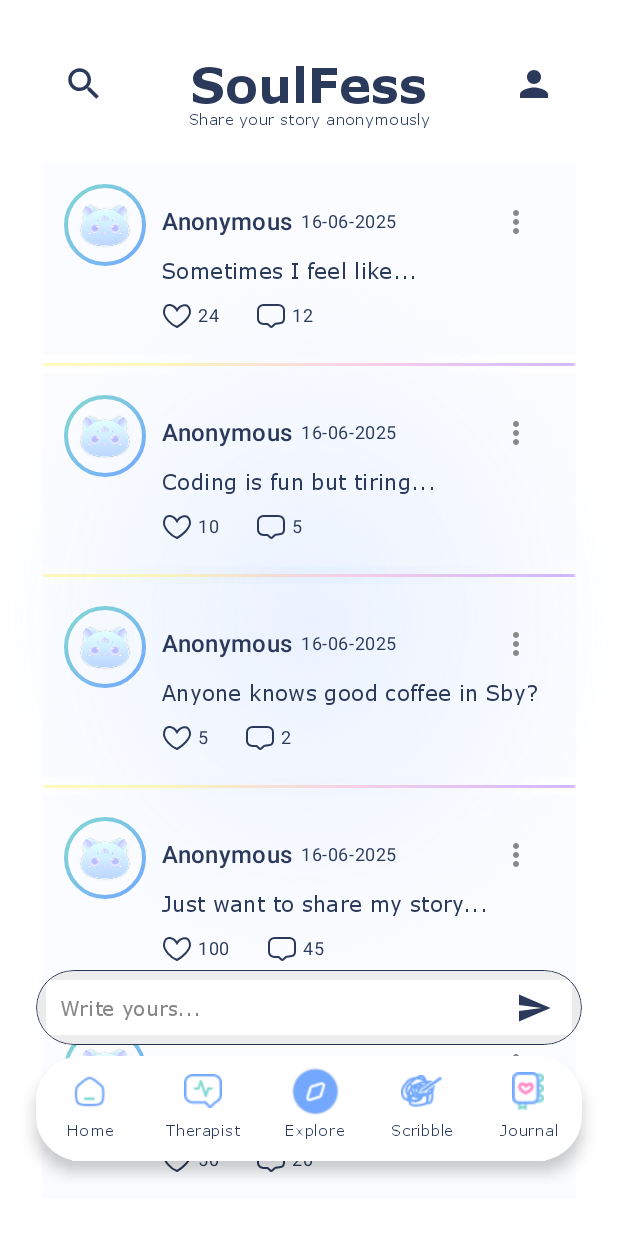
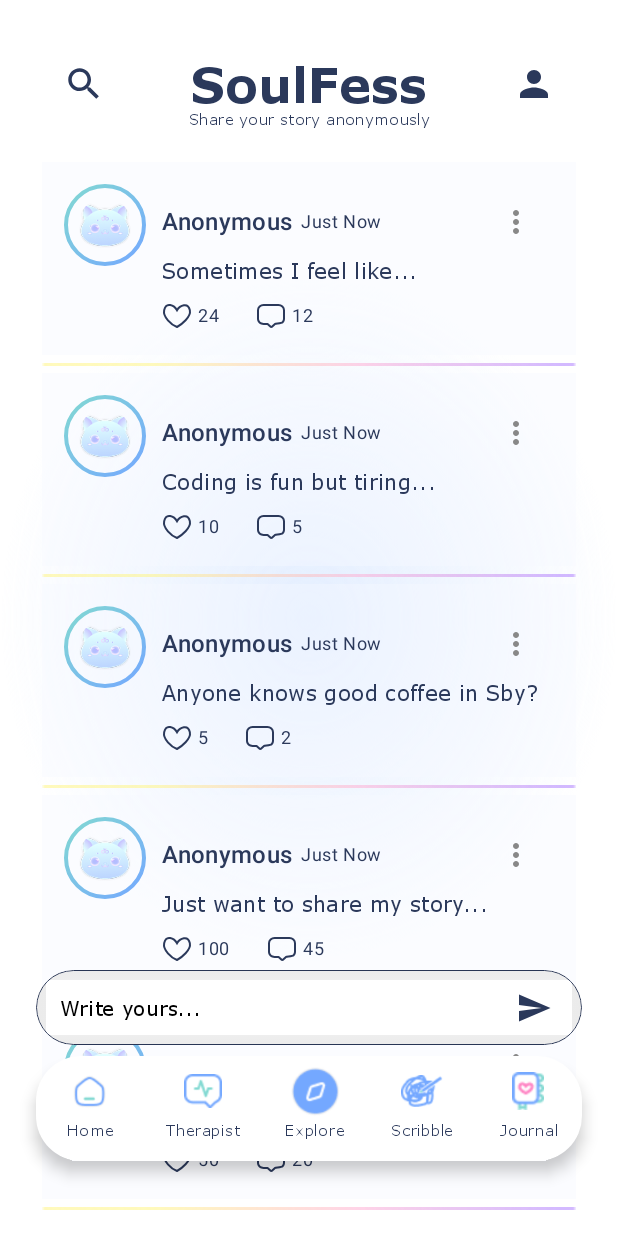
Before and after one commit to michaeldavidsinn/scribesoul, an Android app built with Jetpack Compose: the AnonymousChatScreen screen opened through its navigation route, on a phone screen of 412 x 824 dp. Run offline under Robolectric (Android 15) with nearby library versions, the phone set to English and light mode, and no system bars; Roboto replaces fonts that are not available here.

Commit message:
explore revision (2nd)

```diff
--- a/app/src/main/java/com/example/scribesoul/ui/components/InputBar.kt
+++ b/app/src/main/java/com/example/scribesoul/ui/components/InputBar.kt
@@ -11,6 +11,7 @@ import androidx.compose.foundation.layout.padding
 import androidx.compose.foundation.shape.RoundedCornerShape
 import androidx.compose.foundation.text.BasicTextField
 import androidx.compose.material.icons.Icons
+import androidx.compose.material.icons.automirrored.filled.Send
 import androidx.compose.material.icons.filled.Send
 import androidx.compose.material3.Icon
 import androidx.compose.material3.IconButton
@@ -33,7 +34,10 @@ import androidx.compose.ui.unit.dp
 import androidx.compose.ui.unit.sp
 
 @Composable
-fun InputBar(modifier: Modifier = Modifier) {
+fun InputBar(
+    modifier: Modifier = Modifier,
+    onSend: (String) -> Unit = {} // REVISI: Tambahkan callback ini
+) {
     var inputText by remember { mutableStateOf("") }
 
     Box(
@@ -106,7 +110,7 @@ fun InputBar(modifier: Modifier = Modifier) {
                             Text(
                                 text = "Write yours...",
                                 fontSize = 13.sp,
-                                color = Color.Gray
+                                color = Color.Black
                             )
                         }
                         // Input field asli
@@ -117,10 +121,15 @@ fun InputBar(modifier: Modifier = Modifier) {
 
             // Tombol Kirim (Pesawat)
             IconButton(
-                onClick = { /* TODO: Send Action */ }
+                onClick = {
+                    if (inputText.isNotBlank()) {
+                        onSend(inputText)
+                        inputText = "" // Kosongkan input setelah kirim
+                    }
+                }
             ) {
                 Icon(
-                    imageVector = Icons.Default.Send, // Menggunakan Icons.Default.Send yang lebih umum
+                    imageVector = Icons.AutoMirrored.Filled.Send,
                     contentDescription = "Send",
                     tint = Color(0xFF2B395B)
                 )
--- a/app/src/main/java/com/example/scribesoul/ui/screens/AnonymousChat.kt
+++ b/app/src/main/java/com/example/scribesoul/ui/screens/AnonymousChat.kt
@@ -27,7 +27,6 @@ import androidx.compose.material.icons.filled.MoreVert
 import androidx.compose.foundation.Image
 import androidx.compose.foundation.border
 import androidx.compose.foundation.clickable
-import androidx.compose.foundation.lazy.itemsIndexed
 import androidx.compose.foundation.shape.RoundedCornerShape
 import androidx.compose.runtime.getValue
 import androidx.compose.runtime.mutableStateOf
@@ -48,6 +47,7 @@ import com.example.scribesoul.ui.navigation.BottomNavItem
 import androidx.compose.material.icons.filled.Close
 import androidx.compose.runtime.mutableStateListOf
 import com.example.scribesoul.model.PostData
+import androidx.compose.foundation.lazy.items
 
 
 @Composable
@@ -68,6 +68,15 @@ fun AnonymousChatScreen(navController: NavController) {
             PostData(4, "Anonymous", "Just want to share my story...", 100, 45),
             PostData(5, "Anonymous", "Is it okay to cry?", 50, 20),
         )
+    }
+
+    val filteredPosts = if (searchQuery.isEmpty()) {
+        postList
+    } else {
+        postList.filter {
+            it.description.contains(searchQuery, ignoreCase = true) ||
+                    it.title.contains(searchQuery, ignoreCase = true)
+        }
     }
 
     Box(
@@ -123,14 +132,17 @@ fun AnonymousChatScreen(navController: NavController) {
                             TextField(
                                 value = searchQuery,
                                 onValueChange = { searchQuery = it },
-                                placeholder = { Text("Cari di SoulFess...") },
+                                placeholder = { Text("Search posts...", color = Color.Gray) },
                                 modifier = Modifier.weight(1f),
                                 colors = TextFieldDefaults.colors(
                                     focusedContainerColor = Color.Transparent,
                                     unfocusedContainerColor = Color.Transparent,
                                     disabledContainerColor = Color.Transparent,
                                     focusedIndicatorColor = Color(0xFF2B395B),
-                                    unfocusedIndicatorColor = Color.Gray
+                                    unfocusedIndicatorColor = Color.Gray,
+                                    focusedTextColor = Color.Black, // REVISI: Text jadi Hitam
+                                    unfocusedTextColor = Color.Black, // REVISI: Text jadi Hitam
+                                    cursorColor = Color.Black // REVISI: Cursor jadi Hitam
                                 ),
                                 maxLines = 1,
                                 singleLine = true
@@ -210,40 +222,32 @@ fun AnonymousChatScreen(navController: NavController) {
                 }
             }
 
-            items(postList.size) { index ->
-                val post = postList[index]
+            items(filteredPosts) { post ->
+                val originalIndex = postList.indexOf(post)
 
                 Column {
                     ChatCard(
                         title = post.title,
                         description = post.description,
-
-                        // LOGIKA LIKE "REAL":
-                        // Jika isLiked true, tampilkan (jumlah + 1). Jika false, tampilkan jumlah asli.
                         likeCount = if (post.isLiked) post.initialLikeCount + 1 else post.initialLikeCount,
                         commentCount = post.commentCount,
-                        isLiked = post.isLiked, // Kirim status like ke kartu
+                        isLiked = post.isLiked,
 
-                        // AKSI SAAT TOMBOL DIKLIK:
                         onLikeClick = {
-                            // Update data di dalam list utama
-                            // Kita copy data lama, tapi status isLiked dibalik (true jadi false, false jadi true)
-                            postList[index] = post.copy(isLiked = !post.isLiked)
+                            if (originalIndex != -1) {
+                                postList[originalIndex] = post.copy(isLiked = !post.isLiked)
+                            }
                         },
+
                         onCommentClick = {
-                            selectedPostIndex = index // Simpan index postingan yg diklik
-                            commentText = "" // Reset teks input
-                            showCommentDialog = true // Tampilkan dialog
+                            // Logika dialog komentar (seperti sebelumnya)
+                            selectedPostIndex = originalIndex
+                            commentText = ""
+                            showCommentDialog = true
                         }
                     )
 
-                    if (index < postList.size - 1) {
-                        Image(
-                            painter = painterResource(id = R.drawable.gariswarna),
-                            contentDescription = "Divider",
-                            modifier = Modifier.fillMaxWidth().height(12.dp)
-                        )
-                    }
+                    Image(painter = painterResource(id = R.drawable.gariswarna), contentDescription = "Divider", modifier = Modifier.fillMaxWidth().height(12.dp))
                 }
             }
 
@@ -260,7 +264,21 @@ fun AnonymousChatScreen(navController: NavController) {
                 .padding(bottom = 30.dp),
             verticalArrangement = Arrangement.spacedBy(1.dp)
         ) {
-            InputBar()
+            InputBar(
+                onSend = { message ->
+                    if (message.isNotBlank()) {
+                        // Tambahkan postingan baru ke index 0 (paling atas)
+                        postList.add(0, PostData(
+                            id = (postList.maxOfOrNull { it.id } ?: 0) + 1,
+                            title = "Anonymous", // Default user
+                            description = message,
+                            initialLikeCount = 0,
+                            commentCount = 0,
+                            isLiked = false
+                        ))
+                    }
+                }
+            )
             BottomBarAnonymous(navController = navController)
         }
         if (showCommentDialog) {
@@ -319,165 +337,88 @@ fun AnonymousChatScreen(navController: NavController) {
 
 @Composable
 fun ChatCard(
-    title: String = "Anonymous",
-    description: String = "This is an anonymous message.",
-    likeCount: Int = 24,
-    commentCount: Int = 12,
+    title: String,
+    description: String,
+    likeCount: Int,
+    commentCount: Int,
     isLiked: Boolean,
     onLikeClick: () -> Unit,
     onCommentClick: () -> Unit
 ) {
+    // State untuk dropdown menu Report
+    var showMenu by remember { mutableStateOf(false) }
+
     Card(
-        modifier = Modifier
-            .fillMaxWidth()
-            .wrapContentHeight(),
-        colors = CardDefaults.cardColors(
-            containerColor = Color(0xFFF5F8FF).copy(alpha = 0.4f) // 50% transparan
-        ),
+        modifier = Modifier.fillMaxWidth().wrapContentHeight(),
+        colors = CardDefaults.cardColors(containerColor = Color(0xFFF5F8FF).copy(alpha = 0.4f)),
         elevation = CardDefaults.cardElevation(defaultElevation = 0.dp),
         shape = RectangleShape
     ) {
         Row(
-            modifier = Modifier
-                .padding(16.dp)
-                .fillMaxWidth(),
+            modifier = Modifier.padding(16.dp).fillMaxWidth(),
             verticalAlignment = Alignment.Top
-
         ) {
-            // Avatar lingkaran
-            Box(
-                modifier = Modifier
-                    .size(52.dp) // Ukuran lebih besar sedikit dari avatar
-            ) {
-                // Gradient border (tanpa fill background)
+            // Avatar
+            Box(modifier = Modifier.size(52.dp)) {
                 Canvas(modifier = Modifier.matchParentSize()) {
                     drawCircle(
-                        brush = Brush.linearGradient(
-                            colors = listOf(Color(0xFF82D9D2), Color(0xFF74A8FF)),
-                            start = Offset(0f, 0f),
-                            end = Offset(size.width, size.height)
-                        ),
-                        style = Stroke(width = 4f) // Hanya border
+                        brush = Brush.linearGradient(colors = listOf(Color(0xFF82D9D2), Color(0xFF74A8FF)), start = Offset(0f, 0f), end = Offset(size.width, size.height)),
+                        style = Stroke(width = 4f)
                     )
                 }
-
-                // Avatar image di dalam border
-                Image(
-                    painter = painterResource(id = R.drawable.cat2),
-                    contentDescription = "Avatar",
-                    modifier = Modifier
-                        .size(36.dp) // Supaya ada ruang untuk border 4dp
-                        .align(Alignment.Center)
-                        .clip(CircleShape)
-                )
+                Image(painter = painterResource(id = R.drawable.cat2), contentDescription = null, modifier = Modifier.size(36.dp).align(Alignment.Center).clip(CircleShape))
             }
-
 
             Spacer(modifier = Modifier.width(12.dp))
 
-            // Kolom isi teks: title + deskripsi + ikon
-            Column(
-                modifier = Modifier.fillMaxWidth()
-            ) {
-                Row(
-                    modifier = Modifier
-                        .fillMaxWidth(),
-                    verticalAlignment = Alignment.CenterVertically
-                ) {
-                    Text(
-                        text = title,
-                        style = MaterialTheme.typography.titleMedium,
-                        color = Color(0xFF2B395B)
-                    )
-
+            Column(modifier = Modifier.fillMaxWidth()) {
+                // Header Post
+                Row(modifier = Modifier.fillMaxWidth(), verticalAlignment = Alignment.CenterVertically) {
+                    Text(text = title, style = MaterialTheme.typography.titleMedium, color = Color(0xFF2B395B))
                     Spacer(modifier = Modifier.width(5.dp))
-
-                    Text(
-                        text = "16-06-2025",
-                        style = MaterialTheme.typography.bodySmall,
-                        color = Color(0xFF2B395B)
-                    )
-
+                    Text(text = "Just Now", style = MaterialTheme.typography.bodySmall, color = Color(0xFF2B395B))
                     Spacer(modifier = Modifier.weight(1f))
 
-                    IconButton(
-                        onClick = { /* TODO: aksi titik tiga */ }
-                    ) {
-                        Icon(
-                            imageVector = Icons.Default.MoreVert,
-                            contentDescription = "More Options",
-                            tint = Color.Gray
-                        )
+                    // --- DROPDOWN MENU REPORT ---
+                    Box {
+                        IconButton(onClick = { showMenu = true }) {
+                            Icon(Icons.Default.MoreVert, contentDescription = "More", tint = Color.Gray)
+                        }
+                        DropdownMenu(
+                            expanded = showMenu,
+                            onDismissRequest = { showMenu = false },
+                            containerColor = Color.White
+                        ) {
+                            DropdownMenuItem(
+                                text = { Text("Report Post", color = Color.Red) },
+                                onClick = { showMenu = false /* TODO: Logic Report */ }
+                            )
+                            DropdownMenuItem(
+                                text = { Text("Not Interested", color = Color(0xFF2B395B)) },
+                                onClick = { showMenu = false }
+                            )
+                        }
                     }
                 }
 
-                Text(
-                    text = description,
-                    style = MaterialTheme.typography.bodyMedium,
-                    color = Color(0xFF2B395B)
-                )
-
+                Text(text = description, style = MaterialTheme.typography.bodyMedium, color = Color(0xFF2B395B))
                 Spacer(modifier = Modifier.height(8.dp))
 
+                // Actions (Like & Comment)
                 Row(horizontalArrangement = Arrangement.spacedBy(24.dp), modifier = Modifier.padding(top = 4.dp)) {
-                    // Tombol Like
-                    Row(
-                        verticalAlignment = Alignment.CenterVertically,
-                        modifier = Modifier
-                            .clickable { onLikeClick() }
-                    ) {
-                        // --- PERUBAHAN DI SINI ---
-
-                        // Tentukan resource icon berdasarkan status isLiked
-                        val likeIconResId = if (isLiked) {
-                            R.drawable.ic_heart_filled // Gunakan icon terisi jika dilike (Pastikan nama file sesuai Langkah 1)
-                        } else {
-                            R.drawable.like // Gunakan icon outline jika tidak dilike (Ganti dengan nama file outline kamu)
-                        }
-
-                        // Tentukan warna berdasarkan status isLiked
-                        val likeIconColor = if (isLiked) {
-                            Color(0xFFE91E63) // Merah/Pink jika dilike
-                        } else {
-                            Color(0xFF2B395B) // Biru tua default jika tidak dilike
-                        }
-
-                        Icon(
-                            painter = painterResource(id = likeIconResId), // Gunakan resource dinamis tadi
-                            contentDescription = "Like",
-                            modifier = Modifier.size(20.dp),
-                            tint = likeIconColor // Gunakan warna dinamis tadi
-                        )
-
-                        // --- AKHIR PERUBAHAN ---
-
+                    // Like
+                    Row(verticalAlignment = Alignment.CenterVertically, modifier = Modifier.clickable { onLikeClick() }) {
+                        val likeIconResId = if (isLiked) R.drawable.ic_heart_filled else R.drawable.like
+                        val likeIconColor = if (isLiked) Color(0xFFE91E63) else Color(0xFF2B395B)
+                        Icon(painter = painterResource(id = likeIconResId), contentDescription = "Like", modifier = Modifier.size(20.dp), tint = likeIconColor)
                         Spacer(modifier = Modifier.width(4.dp))
-                        Text(
-                            text = "$likeCount",
-                            style = MaterialTheme.typography.bodySmall,
-                            // Warna teks juga mengikuti status like agar serasi
-                            color = likeIconColor
-                        )
+                        Text(text = "$likeCount", style = MaterialTheme.typography.bodySmall, color = likeIconColor)
                     }
-
-                    // Tombol Comment
-                    Row(
-                        verticalAlignment = Alignment.CenterVertically,
-                        modifier = Modifier
-                            .clickable { onCommentClick() }
-                    ) {
-                        Icon(
-                            painter = painterResource(id = R.drawable.comment),
-                            contentDescription = "Comment",
-                            modifier = Modifier.size(20.dp),
-                            tint = Color(0xFF2B395B)
-                        )
+                    // Comment
+                    Row(verticalAlignment = Alignment.CenterVertically, modifier = Modifier.clickable { onCommentClick() }) {
+                        Icon(painter = painterResource(id = R.drawable.comment), contentDescription = "Comment", modifier = Modifier.size(20.dp), tint = Color(0xFF2B395B))
                         Spacer(modifier = Modifier.width(4.dp))
-                        Text(
-                            text = "$commentCount",
-                            style = MaterialTheme.typography.bodySmall,
-                            color = Color(0xFF2B395B)
-                        )
+                        Text(text = "$commentCount", style = MaterialTheme.typography.bodySmall, color = Color(0xFF2B395B))
                     }
                 }
             }
--- a/app/src/main/java/com/example/scribesoul/ui/screens/JoinChat.kt
+++ b/app/src/main/java/com/example/scribesoul/ui/screens/JoinChat.kt
@@ -84,7 +84,7 @@ fun JoinChatScreen(navController: NavController) {
         Row(
             modifier = Modifier
                 .fillMaxWidth()
-                .padding(top = 16.dp),
+                .padding(top = 50.dp),
             horizontalArrangement = Arrangement.Start
         ) {
             Box(
```
Also changed, not shown: app/src/main/java/com/example/scribesoul/ui/screens/CommunityGroup.kt (+28 -2 lines).
